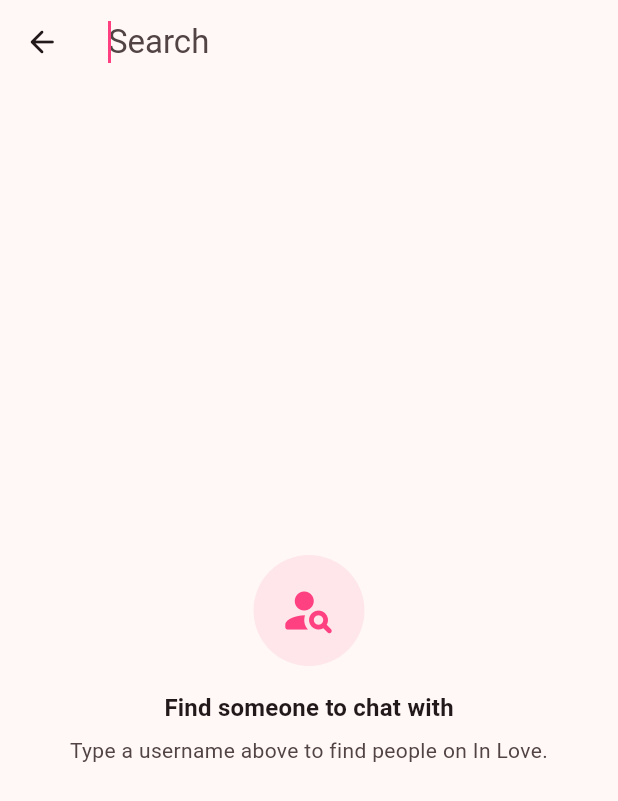
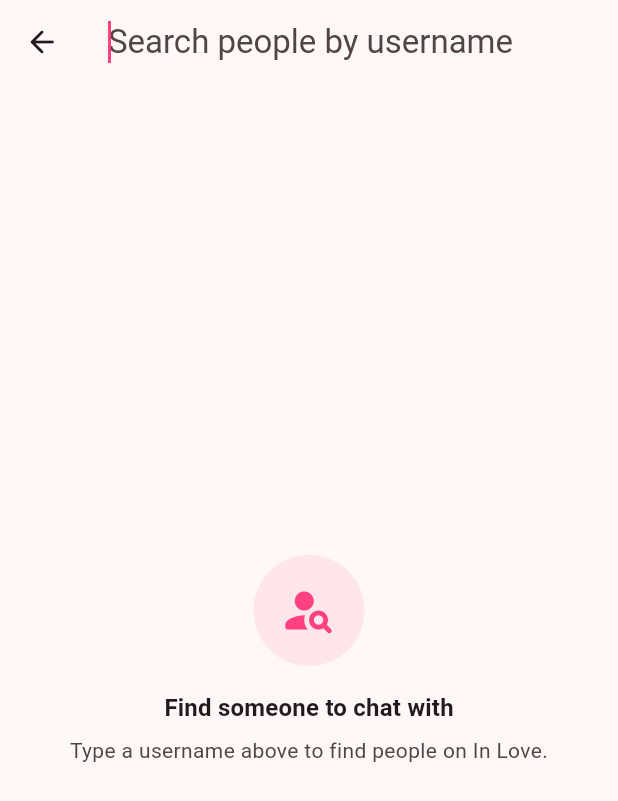
Before and after one commit to Heang-Daro/ChatInLove-Front, a Flutter app: the HomeScreen screen opened directly with empty values, after a tap on the "search" icon, on a phone screen of 412 x 824 dp. Shown: the top 801 px of the screen. Run offline on Flutter 3.47's test engine with Material 3 defaults, Android fonts, the phone set to English and light mode, and no system bars; our stand-ins replace audioplayers, device_info_plus, drift, drift_flutter, fl_chart, flutter_local_notifications and 8 more; missing offline and left inert: dart:html, record, stomp_dart_client; accounts and stored records are empty; generated files the repository leaves out were written again.

Commit message:
Fix Flutter web build by passing SearchDelegate field label through its constructor

```diff
--- a/lib/screen/ChatSearchDelegate.dart
+++ b/lib/screen/ChatSearchDelegate.dart
@@ -11,9 +11,7 @@ class ChatSearchDelegate extends SearchDelegate<UserResponse?> {
   final Map<String, Future<List<UserResponse>>> _searches = {};
   bool _openingConversation = false;
 
-  ChatSearchDelegate() {
-    searchFieldLabel = 'Search people by username';
-  }
+  ChatSearchDelegate() : super(searchFieldLabel: 'Search people by username');
 
   @override
   ThemeData appBarTheme(BuildContext context) {
```
